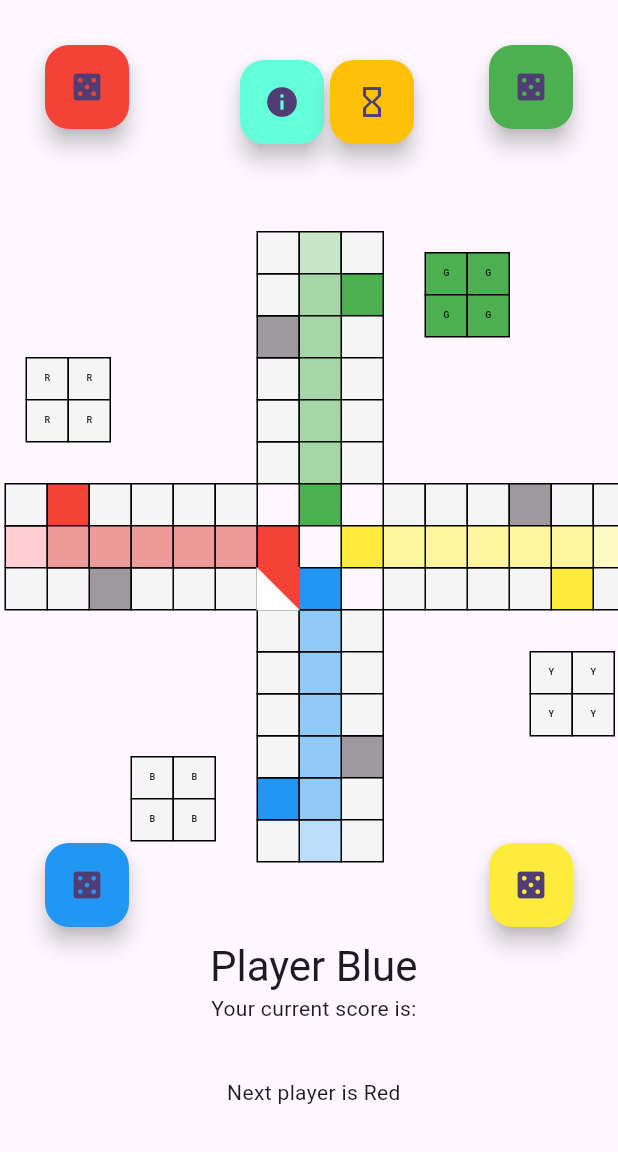
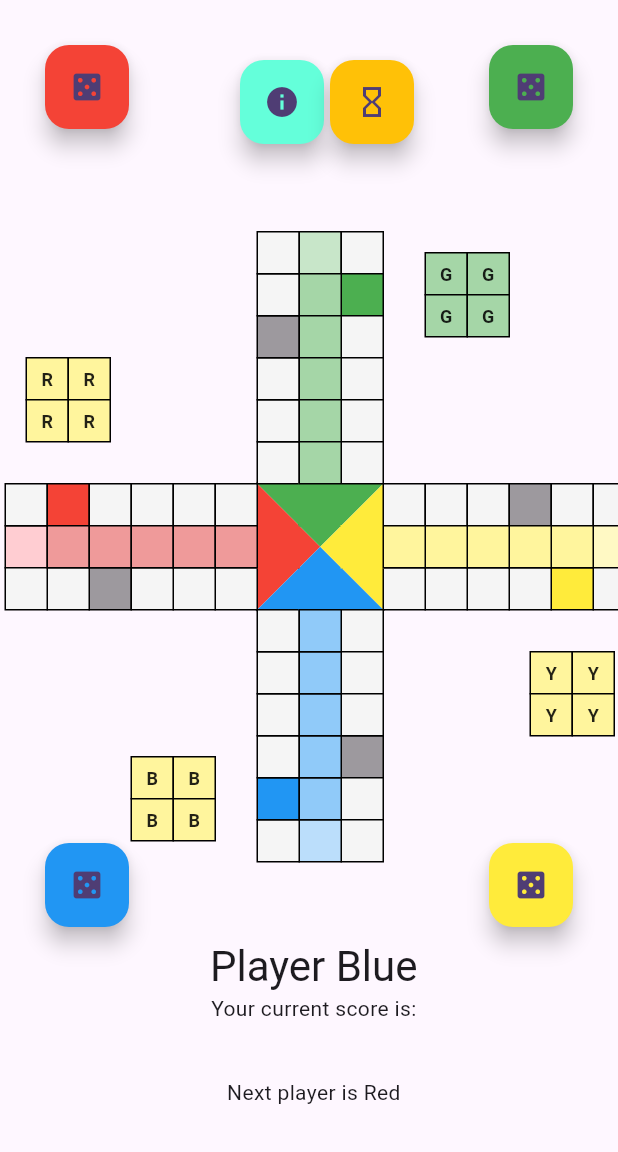
Before and after one commit to mikduk/ludo-game, a Flutter app: the screen it shows after launch, after a tap on an icon or button, on a phone screen of 412 x 824 dp, the part 84-1236 px from its top. Run offline on Flutter 3.47's test engine with Material 3 defaults, Android fonts, the phone set to English and light mode, and no system bars; our stand-ins replace get.

Commit message:
wygląd mety

```diff
--- a/lib/controllers/game_page_controller.dart
+++ b/lib/controllers/game_page_controller.dart
@@ -53,7 +53,7 @@
     super.onClose(); // Wywołanie domyślnej metody onClose()
   }
 
-  Future<void> rollDice({String player = '', int possibilities = 2}) async {
+  Future<void> rollDice({String player = '', int possibilities = 6}) async {
     print('|rollDice| waitForMove: $waitForMove');
     if (waitForMove.value) {
       if (showSnackbar) {
--- a/lib/views/base_squared.dart
+++ b/lib/views/base_squared.dart
@@ -23,14 +23,26 @@
             child: Text(
               showPawn(controller
                   .positionPawns[index]), // Wyświetla wartość board[index]
-              style: const TextStyle(
-                fontSize: 6.0,
+              style: TextStyle(
+                fontSize: getSize(controller.positionPawns[index]),
                 color: Colors.black87,
                 fontWeight: FontWeight.bold,
               ),
             ),
           ),
         )));
+  }
+
+  double? getSize(int result) {
+    switch (result) {
+      case 0:
+      case 1:
+      case 2:
+      case 3:
+        return 12;
+      default:
+        return 6;
+    }
   }
 
   Future<void> fieldAction(GamePageController controller) async {
--- a/lib/views/board_squared.dart
+++ b/lib/views/board_squared.dart
@@ -5,8 +5,9 @@
 class BoardSquare extends StatelessWidget {
   final int index; // Indeks elementu board, który ma być wyświetlany
   final Color? color;
+  final bool border;
 
-  const BoardSquare({super.key, required this.index, this.color});
+  const BoardSquare({super.key, required this.index, this.color, this.border=true});
 
   @override
   Widget build(BuildContext context) {
@@ -18,19 +19,33 @@
           width: 29.0,
           height: 29.0,
           decoration: BoxDecoration(
-              color: color ?? Colors.grey.shade100, border: Border.all()),
+              color: color ?? Colors.grey.shade100, border: border ? Border.all() : null),
           child: Center(
             child: Text(
               showPawn(
                   controller.board[index]), // Wyświetla wartość board[index]
-              style: const TextStyle(
-                fontSize: 6.0,
+              style: TextStyle(
+                fontSize: getSize(controller.board[index]),
                 color: Colors.black87,
                 fontWeight: FontWeight.bold,
               ),
             ),
           ),
         )));
+  }
+
+  double? getSize(int result) {
+    switch (result) {
+      case 0:
+        return null;
+      case 1:
+      case 10:
+      case 100:
+      case 1000:
+        return 12;
+      default:
+        return 6;
+    }
   }
 
   Future<void> fieldAction(GamePageController controller) async {
--- a/lib/views/diagonal_squared.dart
+++ b/lib/views/diagonal_squared.dart
@@ -3,13 +3,21 @@
 class DiagonalSquare extends StatelessWidget {
   final Color color1;
   final Color color2;
-  final bool isTopLeftToBottomRight; // Kierunek przekątnej
+  final bool isTopLeftToBottomRight;
+  final bool showTopBorder;
+  final bool showBottomBorder;
+  final bool showLeftBorder;
+  final bool showRightBorder;
 
   const DiagonalSquare({
     Key? key,
     required this.color1,
     required this.color2,
-    this.isTopLeftToBottomRight = true, // Domyślnie przekątna z góry-lewo na dół-prawo
+    this.isTopLeftToBottomRight = true,
+    this.showTopBorder = true,
+    this.showBottomBorder = true,
+    this.showLeftBorder = true,
+    this.showRightBorder = true,
   }) : super(key: key);
 
   @override
@@ -20,6 +28,10 @@
         color1: color1,
         color2: color2,
         isTopLeftToBottomRight: isTopLeftToBottomRight,
+        showTopBorder: showTopBorder,
+        showBottomBorder: showBottomBorder,
+        showLeftBorder: showLeftBorder,
+        showRightBorder: showRightBorder,
       ),
     );
   }
@@ -29,20 +41,28 @@
   final Color color1;
   final Color color2;
   final bool isTopLeftToBottomRight;
+  final bool showTopBorder;
+  final bool showBottomBorder;
+  final bool showLeftBorder;
+  final bool showRightBorder;
 
   DiagonalPainter({
     required this.color1,
     required this.color2,
     required this.isTopLeftToBottomRight,
+    required this.showTopBorder,
+    required this.showBottomBorder,
+    required this.showLeftBorder,
+    required this.showRightBorder,
   });
 
   @override
   void paint(Canvas canvas, Size size) {
     Paint paint = Paint();
 
+    // Rysowanie przekątnego podziału
     if (isTopLeftToBottomRight) {
       // Górny lewy -> Dolny prawy
-      // Trójkąt pierwszy
       paint.color = color1;
       Path path1 = Path()
         ..moveTo(0, 0) // Lewy górny róg
@@ -51,7 +71,6 @@
         ..close();
       canvas.drawPath(path1, paint);
 
-      // Trójkąt drugi
       paint.color = color2;
       Path path2 = Path()
         ..moveTo(size.width, 0) // Prawy górny róg
@@ -61,7 +80,6 @@
       canvas.drawPath(path2, paint);
     } else {
       // Prawy górny -> Lewy dolny
-      // Trójkąt pierwszy
       paint.color = color1;
       Path path1 = Path()
         ..moveTo(size.width, 0) // Prawy górny róg
@@ -70,7 +88,6 @@
         ..close();
       canvas.drawPath(path1, paint);
 
-      // Trójkąt drugi
       paint.color = color2;
       Path path2 = Path()
         ..moveTo(0, 0) // Lewy górny róg
@@ -79,6 +96,32 @@
         ..close();
       canvas.drawPath(path2, paint);
     }
+
+    // Rysowanie czarnej ramki
+    paint.color = Colors.black;
+    paint.strokeWidth = 1;
+    paint.style = PaintingStyle.stroke;
+
+    Path borderPath = Path();
+
+    if (showTopBorder) {
+      borderPath.moveTo(0, 0); // Lewy górny róg
+      borderPath.lineTo(size.width, 0); // Prawy górny róg
+    }
+    if (showRightBorder) {
+      borderPath.moveTo(size.width, 0); // Prawy górny róg
+      borderPath.lineTo(size.width, size.height); // Prawy dolny róg
+    }
+    if (showBottomBorder) {
+      borderPath.moveTo(size.width, size.height); // Prawy dolny róg
+      borderPath.lineTo(0, size.height); // Lewy dolny róg
+    }
+    if (showLeftBorder) {
+      borderPath.moveTo(0, size.height); // Lewy dolny róg
+      borderPath.lineTo(0, 0); // Lewy górny róg
+    }
+
+    canvas.drawPath(borderPath, paint);
   }
 
   @override
--- /dev/null
+++ b/lib/views/four_color_squared.dart
@@ -0,0 +1,110 @@
+import 'package:flutter/material.dart';
+
+class FourColorSquare extends StatelessWidget {
+  final Color topLeftColor;
+  final Color topRightColor;
+  final Color bottomLeftColor;
+  final Color bottomRightColor;
+  final bool showBorder; // Czy wyświetlać ramkę
+  final Color borderColor;
+  final double borderWidth;
+
+  const FourColorSquare({
+    super.key,
+    required this.topLeftColor,
+    required this.topRightColor,
+    required this.bottomLeftColor,
+    required this.bottomRightColor,
+    this.showBorder = true, // Domyślnie ramka jest widoczna
+    this.borderColor = Colors.black,
+    this.borderWidth = 1.0,
+  });
+
+  @override
+  Widget build(BuildContext context) {
+    return CustomPaint(
+      size: const Size(29, 29),
+      painter: FourColorPainter(
+        topLeftColor: topLeftColor,
+        topRightColor: topRightColor,
+        bottomLeftColor: bottomLeftColor,
+        bottomRightColor: bottomRightColor,
+        showBorder: showBorder,
+        borderColor: borderColor,
+        borderWidth: borderWidth,
+      ),
+    );
+  }
+}
+
+class FourColorPainter extends CustomPainter {
+  final Color topLeftColor;
+  final Color topRightColor;
+  final Color bottomLeftColor;
+  final Color bottomRightColor;
+  final bool showBorder;
+  final Color borderColor;
+  final double borderWidth;
+
+  FourColorPainter({
+    required this.topLeftColor,
+    required this.topRightColor,
+    required this.bottomLeftColor,
+    required this.bottomRightColor,
+    required this.showBorder,
+    required this.borderColor,
+    required this.borderWidth,
+  });
+
+  @override
+  void paint(Canvas canvas, Size size) {
+    Paint paint = Paint();
+
+    // Trójkąt lewy górny
+    paint.color = topLeftColor;
+    Path topLeftPath = Path()
+      ..moveTo(0, 0) // Lewy górny róg
+      ..lineTo(size.width / 2, size.height / 2) // Środek
+      ..lineTo(0, size.height) // Lewy dolny róg
+      ..close();
+    canvas.drawPath(topLeftPath, paint);
+
+    // Trójkąt prawy górny
+    paint.color = topRightColor;
+    Path topRightPath = Path()
+      ..moveTo(size.width, 0) // Prawy górny róg
+      ..lineTo(size.width / 2, size.height / 2) // Środek
+      ..lineTo(0, 0) // Lewy górny róg
+      ..close();
+    canvas.drawPath(topRightPath, paint);
+
+    // Trójkąt lewy dolny
+    paint.color = bottomLeftColor;
+    Path bottomLeftPath = Path()
+      ..moveTo(0, size.height) // Lewy dolny róg
+      ..lineTo(size.width / 2, size.height / 2) // Środek
+      ..lineTo(size.width, size.height) // Prawy dolny róg
+      ..close();
+    canvas.drawPath(bottomLeftPath, paint);
+
+    // Trójkąt prawy dolny
+    paint.color = bottomRightColor;
+    Path bottomRightPath = Path()
+      ..moveTo(size.width, size.height) // Prawy dolny róg
+      ..lineTo(size.width / 2, size.height / 2) // Środek
+      ..lineTo(size.width, 0) // Prawy górny róg
+      ..close();
+    canvas.drawPath(bottomRightPath, paint);
+
+    // Ramka
+    if (showBorder) {
+      paint.color = borderColor;
+      paint.strokeWidth = borderWidth;
+      paint.style = PaintingStyle.stroke;
+      canvas.drawRect(Rect.fromLTWH(0, 0, size.width, size.height), paint);
+    }
+  }
+
+  @override
+  bool shouldRepaint(CustomPainter oldDelegate) => false;
+}
--- a/lib/views/game_page.dart
+++ b/lib/views/game_page.dart
@@ -4,6 +4,7 @@
 import 'base_squared.dart';
 import 'board_squared.dart';
 import 'diagonal_squared.dart';
+import 'four_color_squared.dart';
 
 class GamePage extends StatelessWidget {
   const GamePage({super.key, required this.title});
@@ -94,50 +95,55 @@
               child: const Icon(Icons.casino),
             ),
           ),
-          // Positioned(
-          //   bottom: 170,
-          //   left: 93,
-          //   child: FloatingActionButton(
-          //     heroTag: 'btn5',
-          //     backgroundColor: Colors.blueGrey,
-          //     onPressed: gameController.moveFirstPawn,
-          //     tooltip: 'Move pawn',
-          //     child: const Icon(Icons.directions_walk),
-          //   ),
-          // ),
-          // Positioned(
-          //   bottom: 170,
-          //   left: 154,
-          //   child: FloatingActionButton(
-          //     heroTag: 'btn6',
-          //     backgroundColor: Colors.blueGrey,
-          //     onPressed: gameController.moveSecondPawn,
-          //     tooltip: 'Move pawn',
-          //     child: const Icon(Icons.directions_walk),
-          //   ),
-          // ),
-          // Positioned(
-          //   bottom: 170,
-          //   left: 215,
-          //   child: FloatingActionButton(
-          //     heroTag: 'btn7',
-          //     backgroundColor: Colors.blueGrey,
-          //     onPressed: gameController.moveThirdPawn,
-          //     tooltip: 'Move pawn',
-          //     child: const Icon(Icons.directions_walk),
-          //   ),
-          // ),
-          // Positioned(
-          //   bottom: 170,
-          //   left: 276,
-          //   child: FloatingActionButton(
-          //     heroTag: 'btn8',
-          //     backgroundColor: Colors.blueGrey,
-          //     onPressed: gameController.moveFourthPawn,
-          //     tooltip: 'Move pawn',
-          //     child: const Icon(Icons.directions_walk),
-          //   ),
-          // ),
+          const Positioned(
+            top: t - s * 1,
+            left: l + s * 6,
+            child: DiagonalSquare(
+              color1: Colors.green,
+              color2: Colors.red,
+              isTopLeftToBottomRight: false,
+            ),
+          ),
+          const Positioned(
+            top: t + s * 1,
+            left: l + s * 6,
+            child: DiagonalSquare(
+              color1: Colors.red,
+              color2: Colors.blue,
+              isTopLeftToBottomRight: true,
+            ),
+          ),
+          const Positioned(
+            top: t - s * 1,
+            left: l + s * 8,
+            child: DiagonalSquare(
+              color1: Colors.green,
+              color2: Colors.yellow,
+              isTopLeftToBottomRight: true,
+            ),
+          ),
+          const Positioned(
+            top: t + s * 1,
+            left: l + s * 8,
+            child: DiagonalSquare(
+              color1: Colors.yellow,
+              color2: Colors.blue,
+              isTopLeftToBottomRight: false,
+            ),
+          ),
+          const Positioned(
+            top: t + s * 0,
+            left: l + s * 7,
+            child: FourColorSquare(
+              topLeftColor: Colors.red,
+              topRightColor: Colors.green,
+              bottomLeftColor: Colors.blue,
+              bottomRightColor: Colors.yellow,
+              showBorder: true,
+              borderColor: Colors.black,
+              borderWidth: 0.0,
+            ),
+          ),
           Positioned(
             top: 40,
             left: 160,
@@ -314,14 +320,14 @@
               top: t + s * 3,
               left: l + s * 7,
               child: BoardSquare(index: 59, color: Colors.blue.shade200)),
+          const Positioned(
+              top: t + s * 1,
+              left: l + s * 7,
+              child: BoardSquare(index: 61, color: Colors.blue, border: false)),
           Positioned(
               top: t + s * 2,
               left: l + s * 7,
               child: BoardSquare(index: 60, color: Colors.blue.shade200)),
-          const Positioned(
-              top: t + s * 1,
-              left: l + s * 7,
-              child: BoardSquare(index: 61, color: Colors.blue)),
           //
           Positioned(
               top: t + s * 0,
@@ -339,14 +345,14 @@
               top: t + s * 0,
               left: l + s * 4,
               child: BoardSquare(index: 65, color: Colors.red.shade200)),
+          const Positioned(
+              top: t + s * 0,
+              left: l + s * 6,
+              child: BoardSquare(index: 67, color: Colors.red, border: false)),
           Positioned(
               top: t + s * 0,
               left: l + s * 5,
               child: BoardSquare(index: 66, color: Colors.red.shade200)),
-          const Positioned(
-              top: t + s * 0,
-              left: l + s * 6,
-              child: BoardSquare(index: 67, color: Colors.red)),
           //
           Positioned(
               top: t - s * 6,
@@ -364,14 +370,14 @@
               top: t - s * 3,
               left: l + s * 7,
               child: BoardSquare(index: 71, color: Colors.green.shade200)),
+          const Positioned(
+              top: t - s * 1,
+              left: l + s * 7,
+              child: BoardSquare(index: 73, color: Colors.green, border: false)),
           Positioned(
               top: t - s * 2,
               left: l + s * 7,
               child: BoardSquare(index: 72, color: Colors.green.shade200)),
-          const Positioned(
-              top: t - s * 1,
-              left: l + s * 7,
-              child: BoardSquare(index: 73, color: Colors.green)),
           //
           Positioned(
               top: t + s * 0,
@@ -389,68 +395,58 @@
               top: t + s * 0,
               left: l + s * 10,
               child: BoardSquare(index: 77, color: Colors.yellow.shade200)),
+          const Positioned(
+              top: t + s * 0,
+              left: l + s * 8,
+              child: BoardSquare(index: 79, color: Colors.yellow, border: false)),
           Positioned(
               top: t + s * 0,
               left: l + s * 9,
               child: BoardSquare(index: 78, color: Colors.yellow.shade200)),
-          const Positioned(
-              top: t + s * 0,
-              left: l + s * 8,
-              child: BoardSquare(index: 79, color: Colors.yellow)),
           //
-          const Positioned(
-              top: t + s * 5.5, left: l + s * 3, child: BaseSquare(index: 0)),
-          const Positioned(
-              top: t + s * 5.5, left: l + s * 4, child: BaseSquare(index: 1)),
-          const Positioned(
-              top: t + s * 6.5, left: l + s * 3, child: BaseSquare(index: 2)),
-          const Positioned(
-              top: t + s * 6.5, left: l + s * 4, child: BaseSquare(index: 3)),
+          Positioned(
+              top: t + s * 5.5, left: l + s * 3, child: BaseSquare(index: 0, color: Colors.yellow.shade200)),
+          Positioned(
+              top: t + s * 5.5, left: l + s * 4, child: BaseSquare(index: 1, color: Colors.yellow.shade200)),
+          Positioned(
+              top: t + s * 6.5, left: l + s * 3, child: BaseSquare(index: 2, color: Colors.yellow.shade200)),
+          Positioned(
+              top: t + s * 6.5, left: l + s * 4, child: BaseSquare(index: 3, color: Colors.yellow.shade200)),
           //
-          const Positioned(
-              top: t - s * 4, left: l + s * 0.5, child: BaseSquare(index: 4)),
-          const Positioned(
-              top: t - s * 4, left: l + s * 1.5, child: BaseSquare(index: 5)),
-          const Positioned(
-              top: t - s * 3, left: l + s * 0.5, child: BaseSquare(index: 6)),
-          const Positioned(
-              top: t - s * 3, left: l + s * 1.5, child: BaseSquare(index: 7)),
+          Positioned(
+              top: t - s * 4, left: l + s * 0.5, child: BaseSquare(index: 4, color: Colors.yellow.shade200)),
+          Positioned(
+              top: t - s * 4, left: l + s * 1.5, child: BaseSquare(index: 5, color: Colors.yellow.shade200)),
+          Positioned(
+              top: t - s * 3, left: l + s * 0.5, child: BaseSquare(index: 6, color: Colors.yellow.shade200)),
+          Positioned(
+              top: t - s * 3, left: l + s * 1.5, child: BaseSquare(index: 7, color: Colors.yellow.shade200)),
           //
-          const Positioned(
+          Positioned(
               top: t - s * 6.5,
               left: l + s * 10,
-              child: BaseSquare(index: 8, color: Colors.green)),
-          const Positioned(
+              child: BaseSquare(index: 8, color: Colors.green.shade200)),
+          Positioned(
               top: t - s * 6.5,
               left: l + s * 11,
-              child: BaseSquare(index: 9, color: Colors.green)),
-          const Positioned(
+              child: BaseSquare(index: 9, color: Colors.green.shade200)),
+          Positioned(
               top: t - s * 5.5,
               left: l + s * 10,
-              child: BaseSquare(index: 10, color: Colors.green)),
-          const Positioned(
+              child: BaseSquare(index: 10, color: Colors.green.shade200)),
+          Positioned(
               top: t - s * 5.5,
               left: l + s * 11,
-              child: BaseSquare(index: 11, color: Colors.green)),
+              child: BaseSquare(index: 11, color: Colors.green.shade200)),
           //
-          const Positioned(
-              top: t + s * 3, left: l + s * 12.5, child: BaseSquare(index: 12)),
-          const Positioned(
-              top: t + s * 3, left: l + s * 13.5, child: BaseSquare(index: 13)),
-          const Positioned(
-              top: t + s * 4, left: l + s * 12.5, child: BaseSquare(index: 14)),
-          const Positioned(
-              top: t + s * 4, left: l + s * 13.5, child: BaseSquare(index: 15)),
-          //
-          const Positioned(
-            top: t + s * 1,
-            left: l + s * 6,
-            child: DiagonalSquare(
-              color1: Colors.red,
-              color2: Colors.white,
-              isTopLeftToBottomRight: false,
-            ),
-          )
+          Positioned(
+              top: t + s * 3, left: l + s * 12.5, child: BaseSquare(index: 12, color: Colors.yellow.shade200)),
+          Positioned(
+              top: t + s * 3, left: l + s * 13.5, child: BaseSquare(index: 13, color: Colors.yellow.shade200)),
+          Positioned(
+              top: t + s * 4, left: l + s * 12.5, child: BaseSquare(index: 14, color: Colors.yellow.shade200)),
+          Positioned(
+              top: t + s * 4, left: l + s * 13.5, child: BaseSquare(index: 15, color: Colors.yellow.shade200)),
         ],
       ),
     );
```
